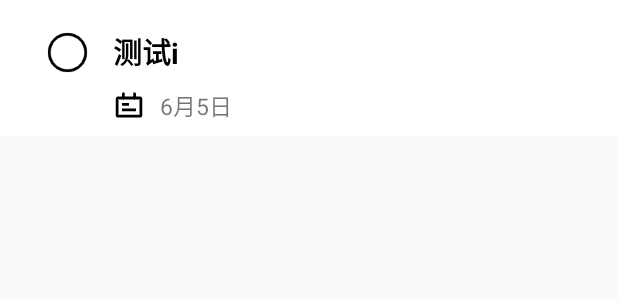
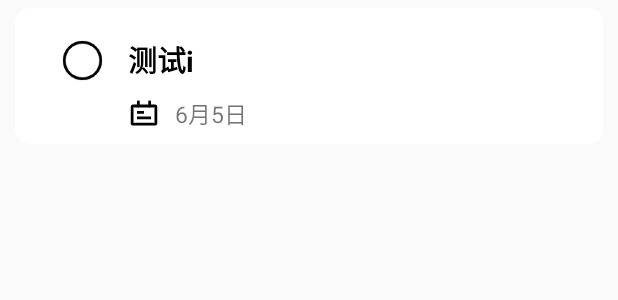
Before and after one commit to universetyg/memorandum, an Android app: the layout item_todolist.xml on its own in the app's theme, with its tools: preview values and no code run, on a phone screen of 412 x 824 dp. Shown: the top 300 px of the screen. Run offline under Robolectric (Android 15) with nearby library versions, the light colour scheme and no system bars.

Commit message:
ui简单优化~over~

```diff
--- /dev/null
+++ b/app/src/main/res/drawable-v24/white_bg.xml
@@ -0,0 +1,12 @@
+<?xml version="1.0" encoding="utf-8"?>
+<shape xmlns:android="http://schemas.android.com/apk/res/android">
+
+    <gradient
+        android:startColor="@color/white"
+        android:endColor="@color/white"
+        android:angle="45"
+    />
+
+    <corners android:radius="10dp" />
+
+</shape>
--- a/app/src/main/res/layout/item_todolist.xml
+++ b/app/src/main/res/layout/item_todolist.xml
@@ -4,7 +4,10 @@
     xmlns:android="http://schemas.android.com/apk/res/android"
     xmlns:app="http://schemas.android.com/apk/res-auto"
     xmlns:tools="http://schemas.android.com/tools"
-    android:background="#fff"
+    android:background="@drawable/white_bg"
+    android:layout_marginTop="5dp"
+    android:layout_marginLeft="10dp"
+    android:layout_marginRight="10dp"
     android:layout_width="match_parent"
     android:layout_height="wrap_content">
 
```
Also changed, not shown: app/src/main/java/com/gty/memorandum/adapter/MyTodoAdapter.java (+5 -6 lines), app/src/main/res/drawable-v24/teal_bg.xml (added, +13 -0 lines).
